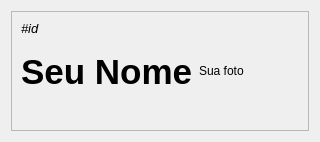
This is view/pokemon.ui in ozzysp/pokedex as Qt 5 draws it before an edit. The edited form follows.
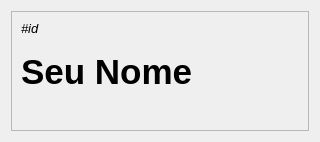
This is the edited form.

Commit message: novos ícones para os pokemons e backgroud

```diff
--- a/view/pokemon.ui
+++ b/view/pokemon.ui
@@ -115,15 +115,21 @@
           <height>100</height>
          </size>
         </property>
+        <property name="autoFillBackground">
+         <bool>false</bool>
+        </property>
         <property name="frameShape">
          <enum>QFrame::NoFrame</enum>
         </property>
         <property name="text">
-         <string>Sua foto</string>
+         <string/>
         </property>
         <property name="scaledContents">
          <bool>true</bool>
         </property>
+        <property name="alignment">
+         <set>Qt::AlignCenter</set>
+        </property>
        </widget>
       </item>
      </layout>
```
The commit also changes 5 other files.
